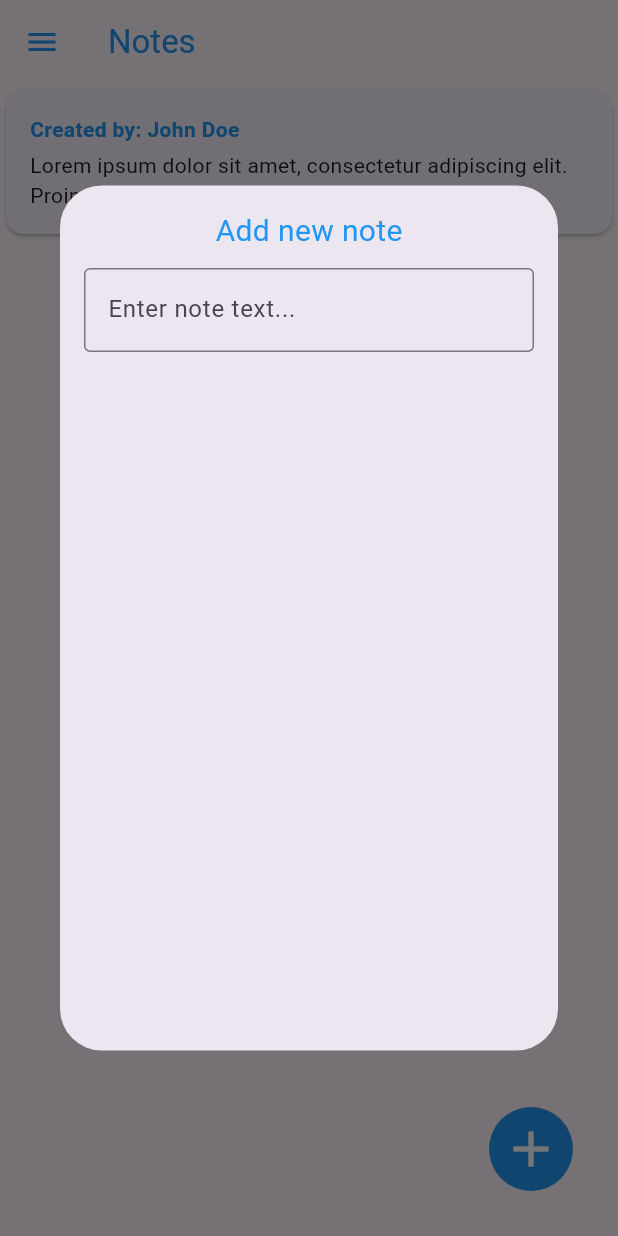
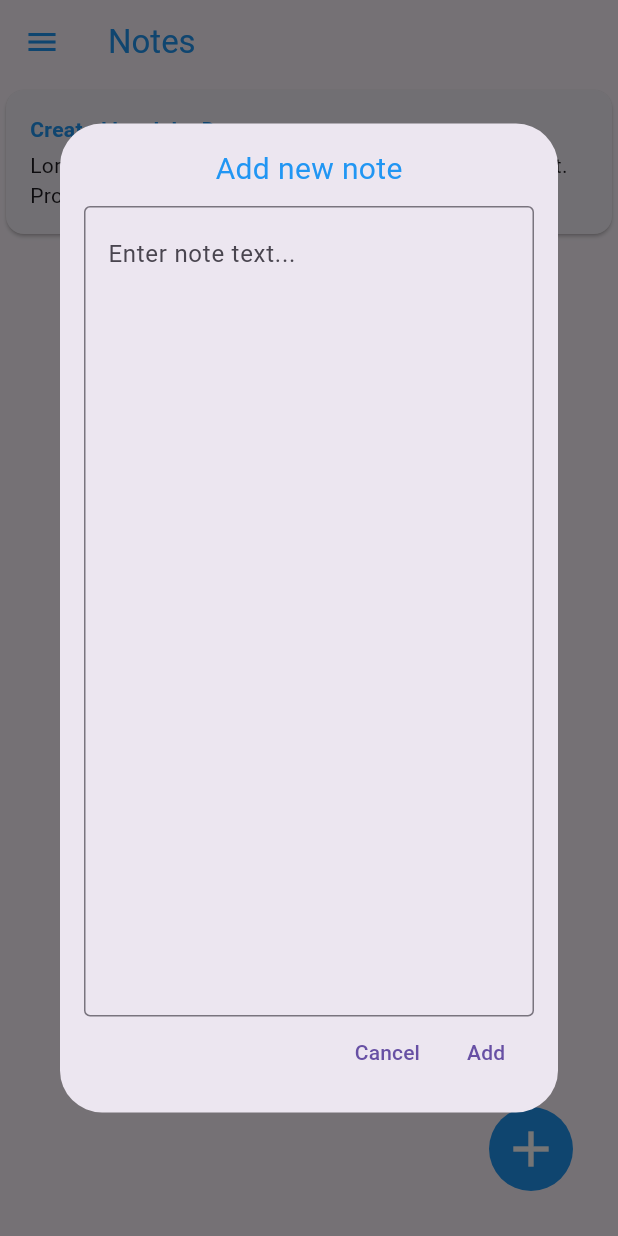
Before and after one commit to MateuszZawadzki1/notes_app, a Flutter app: the screen it shows after launch, after a tap on the "add" icon, on a phone screen of 412 x 824 dp. Run offline on Flutter 3.47's test engine with Material 3 defaults, Android fonts, the phone set to English and light mode, and no system bars.

Commit message:
[WIP] Implement note creation

```diff
--- a/lib/main.dart
+++ b/lib/main.dart
@@ -4,6 +4,6 @@ import 'package:notes_app/widgets/notes.dart';
 void main() {
   runApp(const MaterialApp(
     home: Notes(),
-    // TODO: Theming
+    // TODO: Theming TextButton, TitleFont
   ));
 }
--- a/lib/widgets/notes.dart
+++ b/lib/widgets/notes.dart
@@ -79,25 +79,47 @@ class _NotesState extends State<Notes> {
       builder: (BuildContext context) {
         return Dialog(
           child: Container(
-            width: MediaQuery.of(context).size.width * 0.9,
-            height: MediaQuery.of(context).size.height * 0.7,
+            width: MediaQuery.of(context).size.width * 0.95,
+            height: MediaQuery.of(context).size.height * 0.8,
             padding: const EdgeInsets.all(16),
-            child: const Column(
+            child: Column(
               children: [
-                Text(
+                const Text(
                   "Add new note",
-                  style: TextStyle(color: Colors.blue, fontSize: 20),
+                  style: TextStyle(
+                    color: Colors.blue,
+                    fontSize: 20,
+                  ),
                 ),
-                SizedBox(
+                const SizedBox(
                   height: 10,
                 ),
-                Expanded(
+                const Expanded(
                   child: TextField(
+                    maxLines: null,
+                    minLines: null,
+                    expands: true,
+                    textAlignVertical: TextAlignVertical.top,
                     decoration: InputDecoration(
                         border: OutlineInputBorder(),
                         hintText: "Enter note text..."),
                   ),
-                )
+                ),
+                Row(
+                  mainAxisAlignment: MainAxisAlignment.end,
+                  children: [
+                    TextButton(
+                      onPressed: () {
+                        Navigator.of(context).pop();
+                      },
+                      child: const Text("Cancel"),
+                    ),
+                    TextButton(
+                      onPressed: () {},
+                      child: const Text("Add"),
+                    ),
+                  ],
+                ),
               ],
             ),
           ),
```
